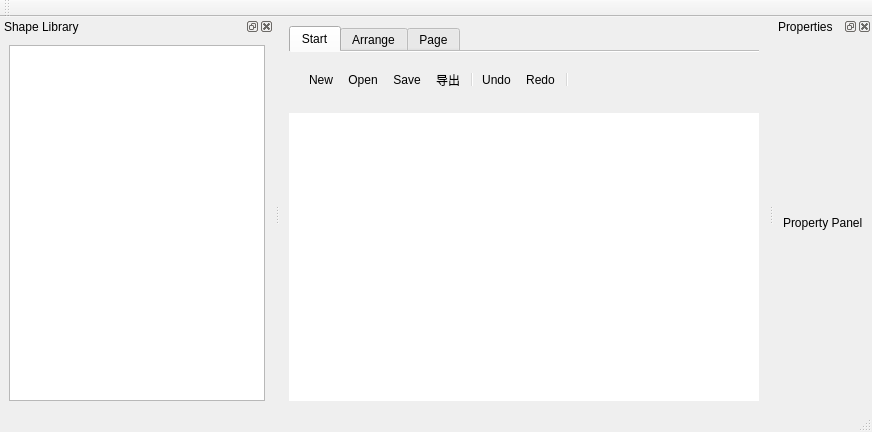
The window that MyPaint/mainwindow.ui (sapphire-YE/111) describes before a commit, drawn with Qt 5.
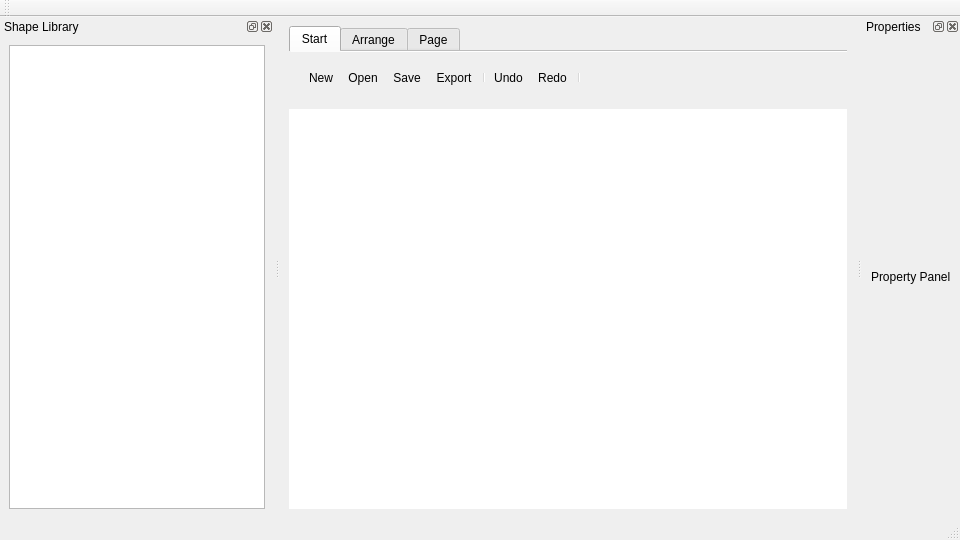
The same window after the commit.

What changed in the file:
```diff
--- a/MyPaint/mainwindow.ui
+++ b/MyPaint/mainwindow.ui
@@ -6,8 +6,8 @@
    <rect>
     <x>0</x>
     <y>0</y>
-    <width>872</width>
-    <height>432</height>
+    <width>960</width>
+    <height>540</height>
    </rect>
   </property>
   <property name="windowTitle">
@@ -199,7 +199,7 @@
   </action>
   <action name="actionExport">
    <property name="text">
-    <string>导出</string>
+    <string>Export</string>
    </property>
   </action>
   <action name="actionUndo">
```
